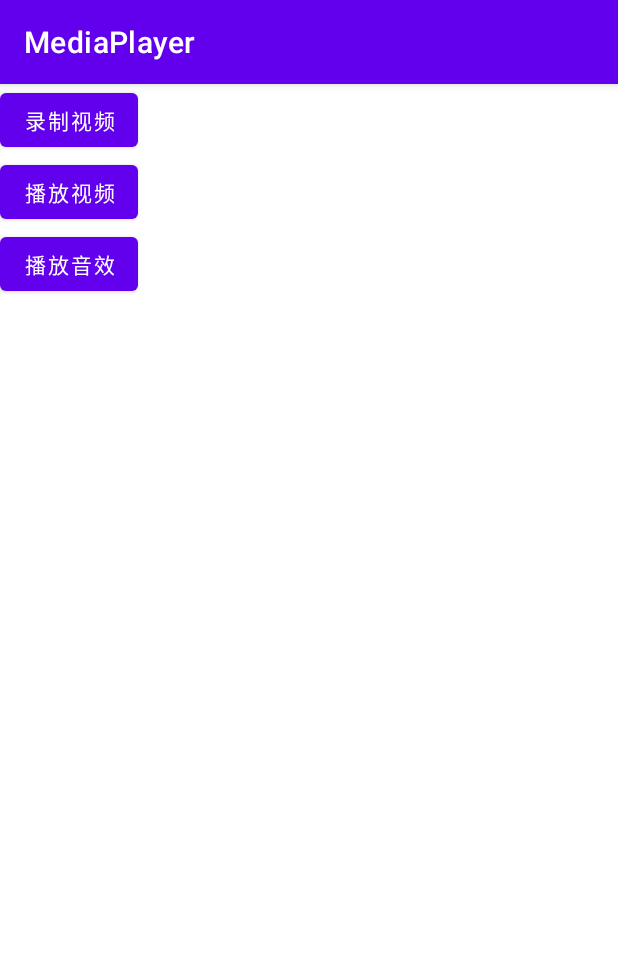
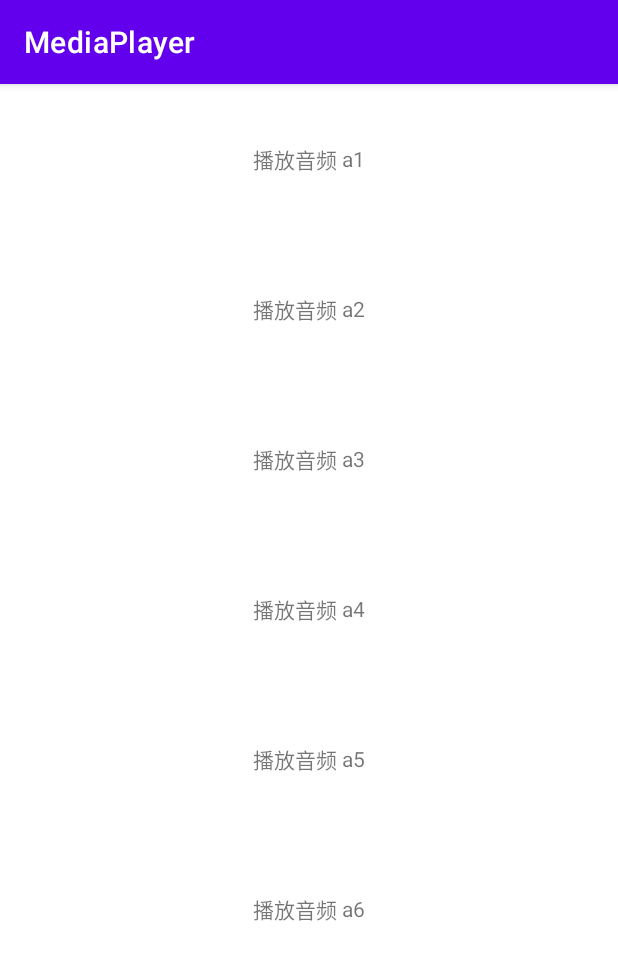
Before and after one commit to Flameyjh/MediaPlayer, an Android app: the screen it shows after launch (MainActivity before the commit, SoundActivity after it), after a tap on "播放音效", on a phone screen of 412 x 824 dp. Shown: the top 960 px of the screen. Run offline under Robolectric (Android 15) with nearby library versions, the phone set to English and light mode, and no system bars.

Commit message:
SoundPool音效播放

```diff
--- a/app/build.gradle
+++ b/app/build.gradle
@@ -40,4 +40,5 @@ dependencies {
     testImplementation 'junit:junit:4.+'
     androidTestImplementation 'androidx.test.ext:junit:1.1.3'
     androidTestImplementation 'androidx.test.espresso:espresso-core:3.4.0'
+    implementation 'androidx.recyclerview:recyclerview:1.0.0'
 }
--- a/app/src/main/AndroidManifest.xml
+++ b/app/src/main/AndroidManifest.xml
@@ -24,6 +24,7 @@
         <activity android:name=".MediaRecordActivity" />
         <activity android:name=".VideoActivity" />
         <activity android:name=".VideoViewActivity" />
+        <activity android:name=".SoundActivity"/>
     </application>
 
 </manifest>
--- a/app/src/main/java/com/yjh/mediaplayer/MainActivity.kt
+++ b/app/src/main/java/com/yjh/mediaplayer/MainActivity.kt
@@ -26,5 +26,7 @@ class MainActivity : AppCompatActivity() {
     fun playVideo(view: View) {
         startActivity(Intent(this, VideoViewActivity::class.java))
     }
-    fun playAudio(view: View) {}
+    fun playAudio(view: View) {
+        startActivity(Intent(this, SoundActivity::class.java))
+    }
 }
--- /dev/null
+++ b/app/src/main/java/com/yjh/mediaplayer/SoundActivity.kt
@@ -0,0 +1,104 @@
+package com.yjh.mediaplayer
+
+/*
+* SoundPool音效播放
+* */
+
+import android.media.SoundPool
+import androidx.appcompat.app.AppCompatActivity
+import android.os.Bundle
+import android.view.LayoutInflater
+import android.view.View
+import android.view.ViewGroup
+import android.widget.TextView
+import androidx.recyclerview.widget.LinearLayoutManager
+import androidx.recyclerview.widget.RecyclerView
+
+class SoundActivity : AppCompatActivity(), MyAdapter.OnItemClickListener {
+
+    data class Sound(val name: String, val id: Int) //数据列表中的数据
+    val soundPool = SoundPool.Builder().setMaxStreams(6).build()
+    val dataList = ArrayList<Sound>()
+
+    override fun onCreate(savedInstanceState: Bundle?) {
+        super.onCreate(savedInstanceState)
+        setContentView(R.layout.activity_sound)
+
+        //创建数据List
+        dataList.apply {
+            add(Sound("a1", soundPool.load(this@SoundActivity, R.raw.a1, 1))) //soundPool把sound load进去后用id去调用它
+            add(Sound("a2", soundPool.load(this@SoundActivity, R.raw.a2, 1)))
+            add(Sound("a3", soundPool.load(this@SoundActivity, R.raw.a3, 1)))
+            add(Sound("a4", soundPool.load(this@SoundActivity, R.raw.a4, 1)))
+            add(Sound("a5", soundPool.load(this@SoundActivity, R.raw.a5, 1)))
+            add(Sound("a6", soundPool.load(this@SoundActivity, R.raw.a6, 1)))
+        }
+
+        //创建显示布局
+        val layoutManager = LinearLayoutManager(this)
+        val recyclerView: RecyclerView = findViewById(R.id.recyclerView)
+        recyclerView.layoutManager = layoutManager
+        val adapter = MyAdapter(dataList, recyclerView)
+        adapter.setOnItemClickListener(this)
+        recyclerView.adapter = adapter
+    }
+
+    override fun onItemClick(position: Int) {
+        val sound = dataList[position]
+        soundPool.play(sound.id, 0.5f, 0.5f, 1, 0, 1.0f)
+    }
+
+    //释放声音
+    override fun onDestroy() {
+        super.onDestroy()
+        for (sound: Sound in dataList){
+            soundPool.unload(sound.id)
+        }
+        soundPool.release()
+    }
+}
+
+
+class MyAdapter(private val dataList: List<SoundActivity.Sound>, private val recyclerView: RecyclerView) :
+    RecyclerView.Adapter<MyAdapter.MyViewHolder>(), View.OnClickListener {
+
+    lateinit var listener: OnItemClickListener
+
+    inner class MyViewHolder(itemView: View) : RecyclerView.ViewHolder(itemView) {
+        val textView: TextView = itemView.findViewById(R.id.textView)
+    }
+
+    override fun onCreateViewHolder(parent: ViewGroup, viewType: Int): MyAdapter.MyViewHolder {
+        val view = LayoutInflater.from(parent.context).inflate(R.layout.item, parent, false)
+        val holder = MyViewHolder(view)
+        //方法一：直接在holder内部实现点击事件
+//        holder.itemView.setOnClickListener{
+//            val sound = dataList[holder.adapterPosition]
+//            soundPool.play(sound.id, 0.5f, 0.5f, 1, 0, 1.0f)
+//        }
+        holder.itemView.setOnClickListener(this)
+        return holder
+    }
+
+    override fun onBindViewHolder(holder: MyAdapter.MyViewHolder, position: Int) {
+        holder.textView.text = " " + dataList[position].name
+    }
+
+    override fun getItemCount(): Int {
+        return dataList.size
+    }
+
+    //方法二：在外部的activity实现点击事件
+    override fun onClick(v: View?) {
+        v?.let { recyclerView.getChildAdapterPosition(it) }?.let { listener.onItemClick(it) }
+    }
+
+    //给外界提供接口
+    fun setOnItemClickListener(listener: OnItemClickListener){
+        this.listener = listener
+    }
+
+    interface OnItemClickListener{
+        fun onItemClick(position: Int)
+    }
+}
--- /dev/null
+++ b/app/src/main/res/layout/activity_sound.xml
@@ -0,0 +1,14 @@
+<?xml version="1.0" encoding="utf-8"?>
+<LinearLayout xmlns:android="http://schemas.android.com/apk/res/android"
+    xmlns:app="http://schemas.android.com/apk/res-auto"
+    xmlns:tools="http://schemas.android.com/tools"
+    android:layout_width="match_parent"
+    android:layout_height="match_parent"
+    tools:context=".SoundActivity">
+
+    <androidx.recyclerview.widget.RecyclerView
+        android:layout_width="match_parent"
+        android:layout_height="match_parent"
+        android:id="@+id/recyclerView"/>
+
+</LinearLayout>
--- /dev/null
+++ b/app/src/main/res/layout/item.xml
@@ -0,0 +1,18 @@
+<?xml version="1.0" encoding="utf-8"?>
+<LinearLayout xmlns:android="http://schemas.android.com/apk/res/android"
+    android:layout_width="match_parent"
+    android:layout_height="100dp"
+    android:gravity="center"
+    android:orientation="horizontal">
+
+    <TextView
+        android:layout_width="wrap_content"
+        android:layout_height="wrap_content"
+        android:text="播放音频"/>
+
+    <TextView
+        android:layout_width="wrap_content"
+        android:layout_height="wrap_content"
+        android:id="@+id/textView"/>
+
+</LinearLayout>
```
Also changed, not shown: 6 other files.
